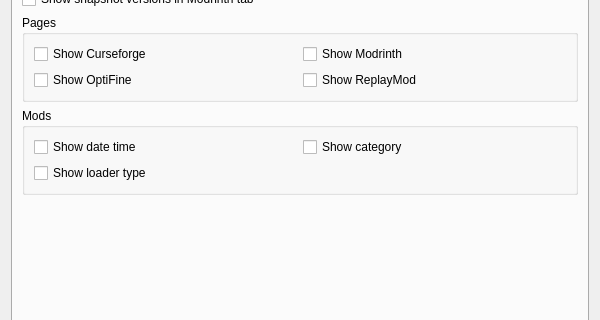
Above: src/ui/preferences.ui from kaniol-lck/modmanager before the change; both pictures show x 0 to 600 and y 142 to 462 of the 600 by 673 pixel window. Below: the same form after it.
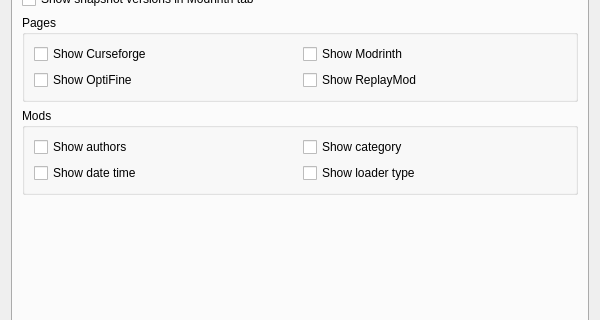
That is the form after the change. The open tabs and pages were chosen to show the change. Icons and pictures are not drawn.

```diff
--- a/src/ui/preferences.ui
+++ b/src/ui/preferences.ui
@@ -250,13 +250,6 @@
           <string>Mods</string>
          </property>
          <layout class="QGridLayout" name="gridLayout_9">
-          <item row="0" column="0">
-           <widget class="QCheckBox" name="showModDateTime">
-            <property name="text">
-             <string>Show date time</string>
-            </property>
-           </widget>
-          </item>
           <item row="0" column="1">
            <widget class="QCheckBox" name="showModCategory">
             <property name="text">
@@ -264,13 +257,27 @@
             </property>
            </widget>
           </item>
-          <item row="1" column="0">
+          <item row="1" column="1">
            <widget class="QCheckBox" name="showModLoaderType">
             <property name="text">
              <string>Show loader type</string>
             </property>
            </widget>
           </item>
+          <item row="1" column="0">
+           <widget class="QCheckBox" name="showModDateTime">
+            <property name="text">
+             <string>Show date time</string>
+            </property>
+           </widget>
+          </item>
+          <item row="0" column="0">
+           <widget class="QCheckBox" name="showModAuthors">
+            <property name="text">
+             <string>Show authors</string>
+            </property>
+           </widget>
+          </item>
          </layout>
         </widget>
        </item>
```
Left out of the diff: 2 changed lines with no effect on the pictures.
